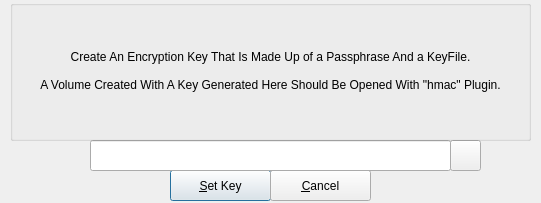
mhogomchungu/zuluCrypt, file zuluCrypt-gui/hmac.ui: the form before one commit.
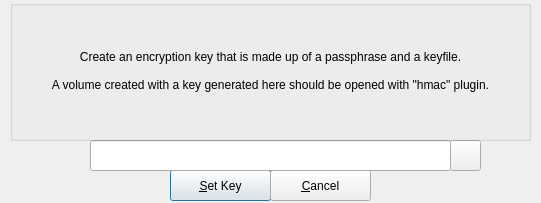
The form after the commit.

Diff of the .ui file:
```diff
--- a/zuluCrypt-gui/hmac.ui
+++ b/zuluCrypt-gui/hmac.ui
@@ -90,9 +90,9 @@
      </rect>
     </property>
     <property name="text">
-     <string>Create An Encryption Key That Is Made Up of a Passphrase And a KeyFile.
+     <string>Create an encryption key that is made up of a passphrase and a keyfile.
 
-A Volume Created With A Key Generated Here Should Be Opened With &quot;hmac&quot; Plugin.</string>
+A volume created with a key generated here should be opened with &quot;hmac&quot; plugin.</string>
     </property>
     <property name="alignment">
      <set>Qt::AlignCenter</set>
```
Left out of the diff: 2 changed lines with no effect on the pictures.
